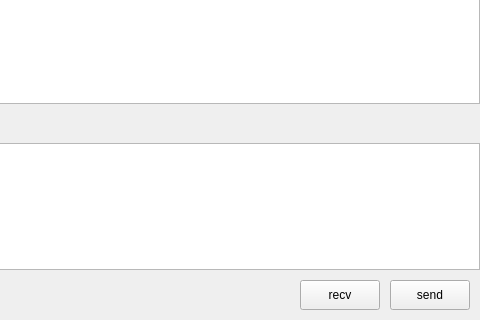
Liupeter01/chatting-client, file chattingstackpage.ui: the form before one commit; both pictures show x 549 to 1029 and y 390 to 710 of the 1029 by 710 pixel window.
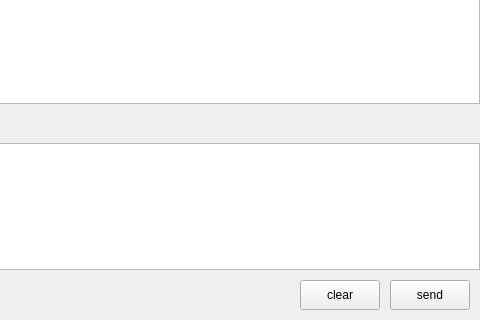
The form after the commit. Custom widgets are drawn as their Qt base class.

Commit message: 1.[REMOVE]:remove recv 2.[ADD]:add cancel button

The edit to the form file:
```diff
--- a/chattingstackpage.ui
+++ b/chattingstackpage.ui
@@ -326,7 +326,7 @@
             </size>
            </property>
            <property name="text">
-            <string>recv</string>
+            <string>clear</string>
            </property>
           </widget>
          </item>
```
Left out of the diff: 2 changed lines with no effect on the pictures. The commit also changes 1 other file.
